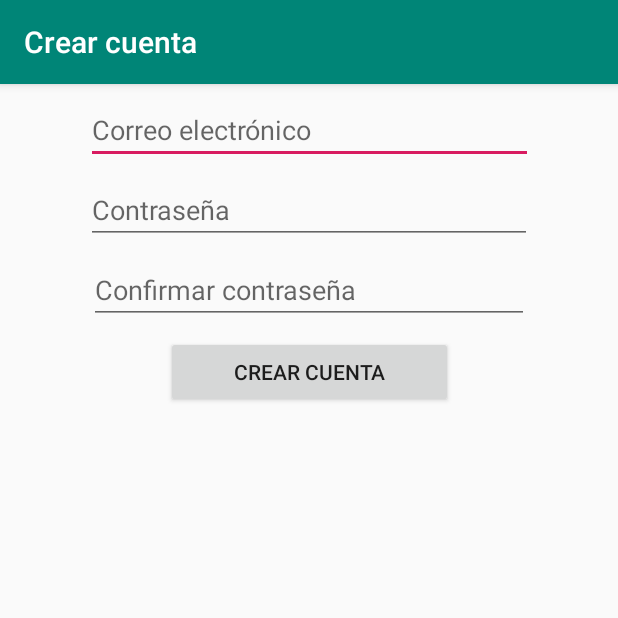
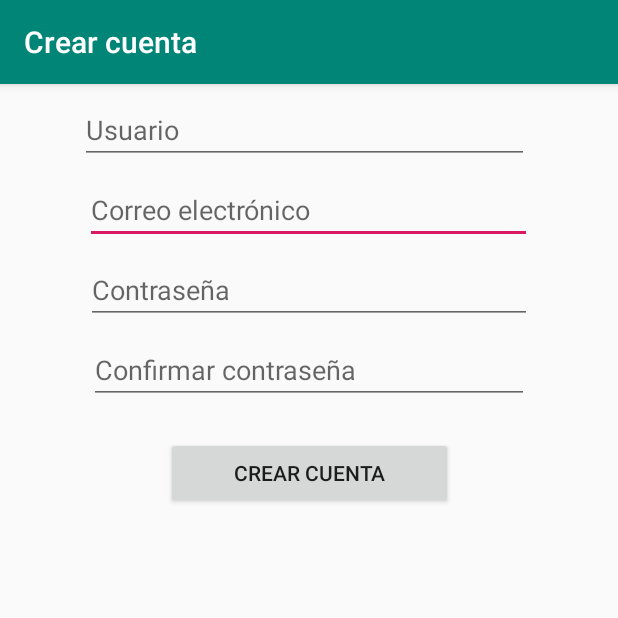
Before and after one commit to Kyru/SnapRank, an Android app: the SignupActivity screen opened directly, with no data from a screen before it, on a phone screen of 412 x 824 dp, the top half of it. Run offline under Robolectric (Android 15) with nearby library versions, the phone set to English and light mode, and no system bars; our stand-ins replace Firebase (no records; nobody signed in at launch, a user with empty details on screens opened directly).

Commit message:
Username added to create account form

```diff
--- a/app/src/main/java/snaprank/example/labdadm/snaprank/LoginActivity.java
+++ b/app/src/main/java/snaprank/example/labdadm/snaprank/LoginActivity.java
@@ -2,6 +2,7 @@ package snaprank.example.labdadm.snaprank;
 
 import android.content.Intent;
 import android.content.SharedPreferences;
+import android.net.Uri;
 import android.preference.PreferenceManager;
 import android.support.annotation.NonNull;
 import android.support.v7.app.AppCompatActivity;
@@ -18,6 +19,7 @@ import com.google.android.gms.tasks.Task;
 import com.google.firebase.auth.AuthResult;
 import com.google.firebase.auth.FirebaseAuth;
 import com.google.firebase.auth.FirebaseUser;
+import com.google.firebase.auth.UserProfileChangeRequest;
 
 public class LoginActivity extends AppCompatActivity {
 
@@ -87,6 +89,7 @@ public class LoginActivity extends AppCompatActivity {
                     preferences.edit().putBoolean("loggedIn", true).apply();
                     // Sign in success, update UI with the signed-in user's information
                     FirebaseUser user = auth.getCurrentUser();
+
                     Intent intent = new Intent(LoginActivity.this, MainActivity.class);
                     startActivity(intent);
                     // updateUI(user);
--- a/app/src/main/java/snaprank/example/labdadm/snaprank/SignupActivity.java
+++ b/app/src/main/java/snaprank/example/labdadm/snaprank/SignupActivity.java
@@ -1,6 +1,9 @@
 package snaprank.example.labdadm.snaprank;
 
 import android.content.Intent;
+import android.content.SharedPreferences;
+import android.net.Uri;
+import android.preference.PreferenceManager;
 import android.support.annotation.NonNull;
 import android.support.v7.app.AppCompatActivity;
 import android.os.Bundle;
@@ -16,19 +19,23 @@ import com.google.android.gms.tasks.Task;
 import com.google.firebase.auth.AuthResult;
 import com.google.firebase.auth.FirebaseAuth;
 import com.google.firebase.auth.FirebaseUser;
+import com.google.firebase.auth.UserProfileChangeRequest;
 
 public class SignupActivity extends AppCompatActivity {
+    private EditText fieldUsername;
     private EditText fieldEmail;
     private EditText fieldPassword;
     private EditText fieldConfirmPassword;
 
     private Button signupButton;
 
+    private String username;
     private String email;
     private String password;
     private String confirmPassword;
 
     private ProgressBar progressBar;
+    SharedPreferences preferences;
 
     private FirebaseAuth auth;
 
@@ -37,11 +44,14 @@ public class SignupActivity extends AppCompatActivity {
         super.onCreate(savedInstanceState);
         setContentView(R.layout.activity_signup);
 
+        fieldUsername = findViewById(R.id.usernameText);
         fieldEmail = findViewById(R.id.emailEditText);
         fieldPassword = findViewById(R.id.passwordEditText);
         fieldConfirmPassword = findViewById(R.id.confirmPasswordEditText);
 
         progressBar = findViewById(R.id.progressBarSignup);
+
+        preferences = PreferenceManager.getDefaultSharedPreferences(this);
 
         // Initialize Firebase Auth
         auth = FirebaseAuth.getInstance();
@@ -50,6 +60,7 @@ public class SignupActivity extends AppCompatActivity {
     public void createAccount(View view) {
         progressBar.setVisibility(View.VISIBLE);
 
+        username = fieldUsername.getText().toString();
         email = fieldEmail.getText().toString();
         password = fieldPassword.getText().toString();
         confirmPassword = fieldConfirmPassword.getText().toString();
@@ -71,6 +82,8 @@ public class SignupActivity extends AppCompatActivity {
                     progressBar.setVisibility(View.INVISIBLE);
                     // Sign in success, update UI with the signed-in user's information
                     FirebaseUser user = auth.getCurrentUser();
+
+                    preferences.edit().putString("username", username).apply();
                     Intent intent = new Intent(SignupActivity.this, MainActivity.class);
                     startActivity(intent);
                     // updateUI(user);
--- a/app/src/main/res/layout/activity_signup.xml
+++ b/app/src/main/res/layout/activity_signup.xml
@@ -19,8 +19,9 @@
         android:hint="@string/email"
         android:inputType="textEmailAddress"
         app:layout_constraintEnd_toEndOf="parent"
+        app:layout_constraintHorizontal_bias="0.494"
         app:layout_constraintStart_toStartOf="parent"
-        app:layout_constraintTop_toTopOf="parent" />
+        app:layout_constraintTop_toBottomOf="@+id/usernameText" />
 
     <EditText
         android:id="@+id/passwordEditText"
@@ -60,7 +61,7 @@
         android:layout_height="wrap_content"
         android:layout_marginStart="8dp"
         android:layout_marginLeft="8dp"
-        android:layout_marginTop="8dp"
+        android:layout_marginTop="22dp"
         android:layout_marginEnd="8dp"
         android:layout_marginRight="8dp"
         android:onClick="createAccount"
@@ -85,4 +86,21 @@
         app:layout_constraintEnd_toEndOf="parent"
         app:layout_constraintStart_toStartOf="parent"
         app:layout_constraintTop_toTopOf="parent" />
+
+    <EditText
+        android:id="@+id/usernameText"
+        android:layout_width="299dp"
+        android:layout_height="wrap_content"
+        android:layout_marginStart="8dp"
+        android:layout_marginLeft="8dp"
+        android:layout_marginTop="8dp"
+        android:layout_marginEnd="8dp"
+        android:layout_marginRight="8dp"
+        android:ems="10"
+        android:hint="@string/username"
+        android:inputType="textPersonName"
+        app:layout_constraintEnd_toEndOf="parent"
+        app:layout_constraintHorizontal_bias="0.466"
+        app:layout_constraintStart_toStartOf="parent"
+        app:layout_constraintTop_toTopOf="parent" />
 </android.support.constraint.ConstraintLayout>
--- a/app/src/main/res/values/strings.xml
+++ b/app/src/main/res/values/strings.xml
@@ -4,6 +4,7 @@
     <string name="title_search">Buscar</string>
     <string name="title_profile">Perfil</string>
     <string name="email">Correo electrónico</string>
+    <string name="username">Usuario</string>
     <string name="password">Contraseña</string>
     <string name="confirm_password">Confirmar contraseña</string>
     <string name="login">Iniciar sesión</string>
```
Also changed, not shown: app/src/main/java/snaprank/example/labdadm/snaprank/MainActivity.java (+23 -0 lines), 1 other file.
